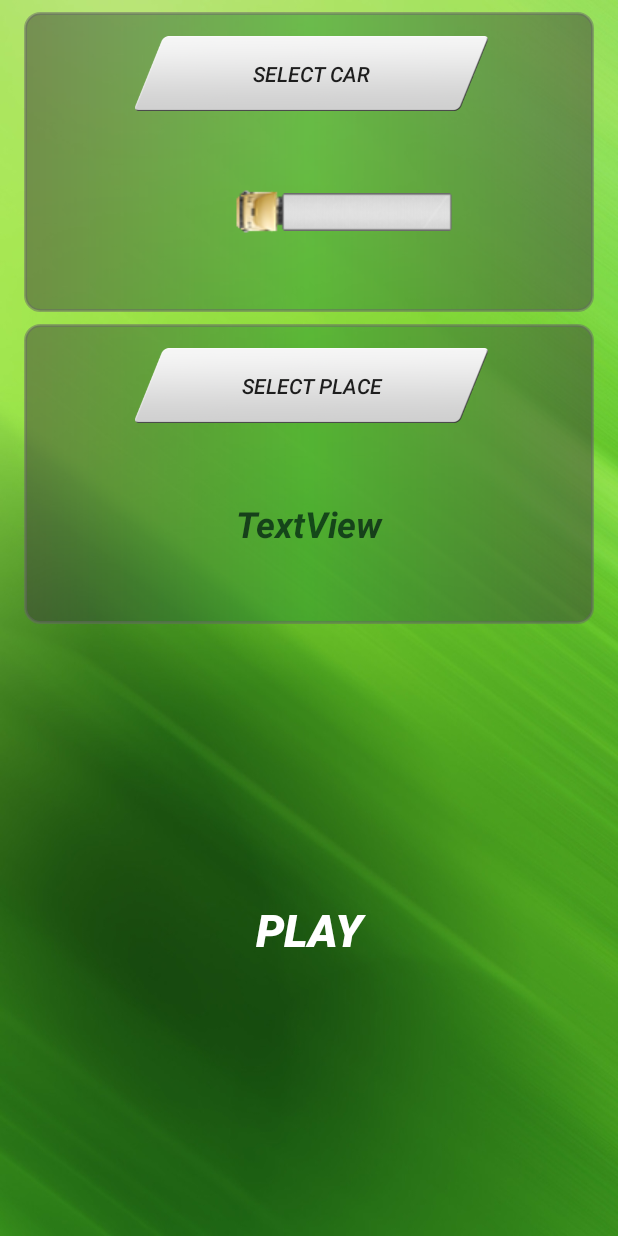
After one commit to wovilon/SatelliteMapsDriver, an Android app: the FreeGameSettingsActivity screen opened directly, with no data from a screen before it, on a phone screen of 412 x 824 dp. The commit adds this screen. Run offline under Robolectric (Android 15) with nearby library versions, the phone set to English and light mode, and no system bars.

Commit message:
Car selection finished

```diff
--- a/app/src/main/AndroidManifest.xml
+++ b/app/src/main/AndroidManifest.xml
@@ -39,7 +39,9 @@
             </intent-filter>
         </activity>
         <activity android:name=".MapsActivity" />
-        <activity android:name=".MenuActivity"></activity>
+        <activity android:name=".MenuActivity" />
+        <activity android:name=".FreeGameSettingsActivity" />
+        <activity android:name=".CarsListActivity"></activity>
     </application>
 
 </manifest>
--- /dev/null
+++ b/app/src/main/java/wovilonapps/googlemapsdriver2/FreeGameSettingsActivity.java
@@ -0,0 +1,45 @@
+package wovilonapps.googlemapsdriver2;
+
+import android.content.Intent;
+import android.support.v7.app.AppCompatActivity;
+import android.os.Bundle;
+import android.view.View;
+import android.widget.ImageView;
+
+import wovilonapps.googlemapsdriver2.model.CarModels;
+import wovilonapps.googlemapsdriver2.model.GameManager;
+
+public class FreeGameSettingsActivity extends AppCompatActivity {
+    ImageView imageViewCar;
+    ImageView imageViewTrailer;
+    GameManager gameManager;
+
+    @Override
+    protected void onCreate(Bundle savedInstanceState) {
+        super.onCreate(savedInstanceState);
+        setContentView(R.layout.activity_free_game_settings);
+
+        imageViewCar = (ImageView)findViewById(R.id.imageViewCar);
+        imageViewTrailer = (ImageView)findViewById(R.id.imageViewTrailer);
+        gameManager = new GameManager();
+    }
+
+    public void onBtSelectCarClick(View view) {
+        Intent intent = new Intent(this, CarsListActivity.class);
+        startActivityForResult(intent, 0);
+
+    }
+
+    @Override
+    protected void onActivityResult(int requestCode, int resultCode, Intent data) {
+        super.onActivityResult(requestCode, resultCode, data);
+        int carNumber = data.getIntExtra("carNumber", 0);
+        gameManager.setCar(new CarModels(this).getAllCars().get(carNumber));
+        imageViewCar.setImageBitmap(gameManager.getCar().carBitmap);
+        if (gameManager.getCar().trailerBitmap != null) {
+            imageViewTrailer.setImageBitmap(gameManager.getCar().trailerBitmap);
+            imageViewTrailer.setVisibility(View.VISIBLE);
+        }
+        else imageViewTrailer.setVisibility(View.INVISIBLE);
+    }
+}
--- a/app/src/main/java/wovilonapps/googlemapsdriver2/MapsActivity.java
+++ b/app/src/main/java/wovilonapps/googlemapsdriver2/MapsActivity.java
@@ -87,7 +87,7 @@ public class MapsActivity extends FragmentActivity implements OnMapReadyCallback
         //mMap.addMarker(carMarker);
 
         carMotion = new TwoPointsCarMotion(this, mMap, carLocation, car, trailer,
-                new CarModels(this).getWeakTruck());
+                new CarModels(this).getPowerfulTruck());
         carMotion.execute();
 
     }
--- a/app/src/main/java/wovilonapps/googlemapsdriver2/MenuActivity.java
+++ b/app/src/main/java/wovilonapps/googlemapsdriver2/MenuActivity.java
@@ -20,7 +20,7 @@ public class MenuActivity extends AppCompatActivity {
     }
 
     public void onBtFreeGameClick(View view) {
-        Intent intent = new Intent(this, MapsActivity.class);
+        Intent intent = new Intent(this, FreeGameSettingsActivity.class);
         startActivity(intent);
     }
 }
--- a/app/src/main/java/wovilonapps/googlemapsdriver2/SplashActivity.java
+++ b/app/src/main/java/wovilonapps/googlemapsdriver2/SplashActivity.java
@@ -10,7 +10,7 @@ public class SplashActivity extends AppCompatActivity {
     protected void onCreate(Bundle savedInstanceState) {
         super.onCreate(savedInstanceState);
 
-        Intent intent = new Intent(this, MapsActivity.class);
+        Intent intent = new Intent(this, MenuActivity.class);
         startActivity(intent);
         finish();
     }
--- /dev/null
+++ b/app/src/main/java/wovilonapps/googlemapsdriver2/model/GameManager.java
@@ -0,0 +1,28 @@
+package wovilonapps.googlemapsdriver2.model;
+
+import com.google.android.gms.maps.model.LatLng;
+
+
+public class GameManager {
+    private Car car;
+    private LatLng location;
+
+
+
+
+    public Car getCar() {
+        return car;
+    }
+
+    public void setCar(Car car) {
+        this.car = car;
+    }
+
+    public void setLocation(LatLng location) {
+        this.location = location;
+    }
+
+    public LatLng getLocation() {
+        return location;
+    }
+}
--- a/app/src/main/java/wovilonapps/googlemapsdriver2/model/TwoPointsCarMotion.java
+++ b/app/src/main/java/wovilonapps/googlemapsdriver2/model/TwoPointsCarMotion.java
@@ -138,7 +138,8 @@ public class TwoPointsCarMotion extends AsyncTask {
 
 
     private void calculateAlphaWheels(){
-        double max = Math.abs(alpha_wheels_max) - (0.9 * v1); //TODO fictive growth steering radius with speed up
+        double max = Math.abs(alpha_wheels_max) - (1.5 * v1); //TODO fictive growth steering radius with speed up
+        if (max < 3) max = 3;   // in order that max cause alphawheels==0
         if (Math.abs(alpha_wheels) >= max) alpha_wheels = max * Math.signum(alpha_wheels);
 
         if (rightPressed) alpha_wheels += wheel_speed * dt;
@@ -149,7 +150,7 @@ public class TwoPointsCarMotion extends AsyncTask {
     }
 
     private void calculateAcceleration() {
-        Fr = v1 * 150;
+        Fr = v1 * 0.2 * (m1 + m2);
         if (v1 < 0.1) Fb = 0;
 
         a1 = ( Fp - Fr - Fb ) / (m1+m2+m3); //absolute value - m1*a1 - m2*a1*Math.cos(Math.toRadians(alpha_wheels))
--- /dev/null
+++ b/app/src/main/res/drawable/button_selector.xml
@@ -0,0 +1,6 @@
+<?xml version="1.0" encoding="utf-8"?>
+<selector xmlns:android="http://schemas.android.com/apk/res/android">
+    <item android:state_focused="true" android:state_pressed="true" android:drawable="@drawable/button_background_pressed" />
+    <item android:state_pressed="true" android:drawable="@drawable/button_background_pressed" />
+    <item android:drawable="@drawable/button_background" />
+</selector>
--- /dev/null
+++ b/app/src/main/res/drawable/menu_area.xml
@@ -0,0 +1,21 @@
+<?xml version="1.0" encoding="utf-8"?>
+<shape xmlns:android="http://schemas.android.com/apk/res/android"
+    android:shape="rectangle"
+    android:alpha="0.2">
+    <gradient
+        android:endColor="@color/colorBackDark"
+        android:centerColor="@color/colorBackLight"
+        android:startColor="@color/colorBackDark"
+        android:angle="0" />
+    <corners
+        android:radius="10dp" />
+    <padding
+        android:left="10dp"
+        android:top="10dp"
+        android:right="10dp"
+        android:bottom="10dp" />
+    <stroke
+        android:width="2dp"
+        android:color="#666666">
+    </stroke>
+</shape>
--- /dev/null
+++ b/app/src/main/res/layout/activity_free_game_settings.xml
@@ -0,0 +1,182 @@
+<?xml version="1.0" encoding="utf-8"?>
+<android.support.constraint.ConstraintLayout xmlns:android="http://schemas.android.com/apk/res/android"
+    xmlns:app="http://schemas.android.com/apk/res-auto"
+    xmlns:tools="http://schemas.android.com/tools"
+    android:layout_width="match_parent"
+    android:layout_height="match_parent"
+    android:background="@drawable/menu_background"
+    android:clickable="false"
+    tools:context="wovilonapps.googlemapsdriver2.FreeGameSettingsActivity">
+
+    <android.support.constraint.ConstraintLayout
+        android:id="@+id/constraintLayout"
+        android:layout_width="0dp"
+        android:layout_height="200dp"
+        android:layout_marginEnd="8dp"
+        android:layout_marginLeft="8dp"
+        android:layout_marginRight="8dp"
+        android:layout_marginStart="8dp"
+        android:layout_marginTop="8dp"
+        app:layout_constraintLeft_toLeftOf="parent"
+        app:layout_constraintRight_toRightOf="parent"
+        app:layout_constraintTop_toTopOf="parent">
+
+        <ImageView
+            android:id="@+id/ImageBackground"
+            android:layout_width="0dp"
+            android:layout_height="0dp"
+            android:layout_marginEnd="8dp"
+            android:layout_marginLeft="8dp"
+            android:layout_marginRight="8dp"
+            android:layout_marginStart="8dp"
+            android:alpha="0.5"
+            app:layout_constraintBottom_toBottomOf="parent"
+            app:layout_constraintHorizontal_bias="1.0"
+            app:layout_constraintLeft_toLeftOf="parent"
+            app:layout_constraintRight_toRightOf="parent"
+            app:layout_constraintTop_toTopOf="parent"
+            app:srcCompat="@drawable/menu_area"
+            app:layout_constraintVertical_bias="0.0" />
+
+        <ImageView
+            android:id="@+id/imageViewCar"
+            android:layout_width="wrap_content"
+            android:layout_height="wrap_content"
+            android:layout_marginBottom="8dp"
+            android:layout_marginEnd="8dp"
+            android:layout_marginLeft="8dp"
+            android:layout_marginRight="8dp"
+            android:layout_marginStart="8dp"
+            android:layout_marginTop="8dp"
+            android:rotation="270"
+            app:layout_constraintBottom_toBottomOf="parent"
+            app:layout_constraintLeft_toLeftOf="@+id/ImageBackground"
+            app:layout_constraintRight_toRightOf="@+id/ImageBackground"
+            app:layout_constraintTop_toBottomOf="@+id/buttonSelectCar"
+            app:srcCompat="@drawable/tractor_powerful" />
+
+        <ImageView
+            android:id="@+id/imageViewTrailer"
+            android:layout_width="wrap_content"
+            android:layout_height="wrap_content"
+            android:layout_marginBottom="8dp"
+            android:layout_marginEnd="8dp"
+            android:layout_marginLeft="8dp"
+            android:layout_marginRight="8dp"
+            android:layout_marginStart="8dp"
+            android:layout_marginTop="8dp"
+            android:rotation="270"
+            app:layout_constraintBottom_toBottomOf="parent"
+            app:layout_constraintLeft_toLeftOf="parent"
+            app:layout_constraintRight_toRightOf="@+id/ImageBackground"
+            app:layout_constraintTop_toBottomOf="@+id/buttonSelectCar"
+            app:srcCompat="@drawable/trailer" />
+
+        <Button
+            android:id="@+id/buttonSelectCar"
+            android:layout_width="235dp"
+            android:layout_height="50dp"
+            android:layout_marginEnd="8dp"
+            android:layout_marginLeft="8dp"
+            android:layout_marginRight="8dp"
+            android:layout_marginStart="8dp"
+            android:layout_marginTop="16dp"
+            android:background="@drawable/button_selector"
+            android:onClick="onBtSelectCarClick"
+            android:text="@string/SelectCar"
+            android:textStyle="italic"
+            app:layout_constraintHorizontal_bias="0.541"
+            app:layout_constraintLeft_toLeftOf="parent"
+            app:layout_constraintRight_toRightOf="@+id/ImageBackground"
+            app:layout_constraintTop_toTopOf="@+id/ImageBackground" />
+
+    </android.support.constraint.ConstraintLayout>
+
+    <android.support.constraint.ConstraintLayout
+        android:id="@+id/constraintLayout2"
+        android:layout_width="0dp"
+        android:layout_height="wrap_content"
+        android:layout_marginLeft="8dp"
+        android:layout_marginRight="8dp"
+        android:layout_marginTop="8dp"
+        app:layout_constraintLeft_toLeftOf="parent"
+        app:layout_constraintRight_toRightOf="parent"
+        app:layout_constraintTop_toBottomOf="@+id/constraintLayout"
+        android:layout_marginStart="8dp"
+        android:layout_marginEnd="8dp">
+
+        <Button
+            android:id="@+id/button3"
+            android:layout_width="235dp"
+            android:layout_height="50dp"
+            android:layout_marginEnd="8dp"
+            android:layout_marginLeft="8dp"
+            android:layout_marginRight="8dp"
+            android:layout_marginStart="8dp"
+            android:layout_marginTop="16dp"
+            android:background="@drawable/button_selector"
+            android:onClick="onBtNewGameCkick"
+            android:text="@string/SelectPlace"
+            android:textStyle="italic"
+            app:layout_constraintHorizontal_bias="0.541"
+            app:layout_constraintLeft_toLeftOf="parent"
+            app:layout_constraintRight_toRightOf="@+id/ImageBackground"
+            app:layout_constraintTop_toTopOf="@+id/ImageBackground" />
+
+        <TextView
+            android:id="@+id/textView4"
+            android:layout_width="wrap_content"
+            android:layout_height="wrap_content"
+            android:layout_marginBottom="8dp"
+            android:layout_marginEnd="8dp"
+            android:layout_marginLeft="8dp"
+            android:layout_marginRight="8dp"
+            android:layout_marginStart="8dp"
+            android:layout_marginTop="8dp"
+            android:text="TextView"
+            android:textColor="@android:color/black"
+            android:textSize="24sp"
+            android:textStyle="bold|italic"
+            app:layout_constraintBottom_toBottomOf="@+id/ImageBackground"
+            app:layout_constraintLeft_toLeftOf="@+id/ImageBackground"
+            app:layout_constraintRight_toRightOf="@+id/ImageBackground"
+            app:layout_constraintTop_toBottomOf="@+id/button3" />
+
+        <ImageView
+            android:id="@+id/ImageBackground"
+            android:layout_width="0dp"
+            android:layout_height="200dp"
+            android:layout_marginEnd="8dp"
+            android:layout_marginLeft="8dp"
+            android:layout_marginRight="8dp"
+            android:layout_marginStart="8dp"
+            android:alpha="0.5"
+            app:layout_constraintHorizontal_bias="1.0"
+            app:layout_constraintLeft_toLeftOf="parent"
+            app:layout_constraintRight_toRightOf="parent"
+            app:layout_constraintTop_toTopOf="parent"
+            app:srcCompat="@drawable/menu_area" />
+
+    </android.support.constraint.ConstraintLayout>
+
+    <Button
+        android:id="@+id/button6"
+        android:layout_width="wrap_content"
+        android:layout_height="wrap_content"
+        android:background="@android:color/transparent"
+        android:text="@string/Play"
+        android:textColor="@android:color/background_light"
+        android:textSize="30sp"
+        android:textStyle="bold|italic"
+        android:layout_marginTop="8dp"
+        app:layout_constraintTop_toBottomOf="@+id/constraintLayout2"
+        app:layout_constraintBottom_toBottomOf="parent"
+        android:layout_marginBottom="8dp"
+        android:layout_marginLeft="8dp"
+        app:layout_constraintLeft_toLeftOf="parent"
+        android:layout_marginRight="8dp"
+        app:layout_constraintRight_toRightOf="parent"
+        android:layout_marginStart="8dp"
+        android:layout_marginEnd="8dp" />
+
+</android.support.constraint.ConstraintLayout>
--- a/app/src/main/res/values/colors.xml
+++ b/app/src/main/res/values/colors.xml
@@ -3,5 +3,7 @@
     <color name="colorPrimary">#3fb54b</color>
     <color name="colorPrimaryDark">#309f37</color>
     <color name="colorAccent">#FF4081</color>
-    <color name="colorWhite">#ffffff</color>
+    <color name="colorWhite">#63e270</color>
+    <color name="colorBackLight">#289332</color>
+    <color name="colorBackDark">#383838</color>
 </resources>
--- a/app/src/main/res/values/strings.xml
+++ b/app/src/main/res/values/strings.xml
@@ -5,5 +5,9 @@
     <string name="Free_game">Free game</string>
     <string name="Settings">Settings</string>
     <string name="Contacts">Contacts</string>
+    <string name="Career">Career</string>
+    <string name="SelectCar">Select car</string>
+    <string name="SelectPlace">Select place</string>
+    <string name="Play">Play</string>
 
 </resources>
--- a/app/src/main/res/values/styles.xml
+++ b/app/src/main/res/values/styles.xml
@@ -12,4 +12,10 @@
         <item name="android:windowFullscreen">true</item>
     </style>
 
+    <style name="TextStyle">
+        <item name="android:textStyle">italic</item>
+
+    </style>
+
+
 </resources>
```
Also changed, not shown: app/src/main/java/wovilonapps/googlemapsdriver2/CarsListActivity.java (added, +62 -0 lines), app/src/main/java/wovilonapps/googlemapsdriver2/binders/ViewBinder.java (added, +23 -0 lines), app/src/main/java/wovilonapps/googlemapsdriver2/model/CarModels.java (+31 -20 lines), app/src/main/res/layout/activity_cars_list.xml (added, +22 -0 lines), app/src/main/res/layout/activity_menu.xml (+64 -29 lines), app/src/main/res/layout/cars_list_item.xml (added, +60 -0 lines), app/src/main/res/drawable/button_background_pressed.png (added).
